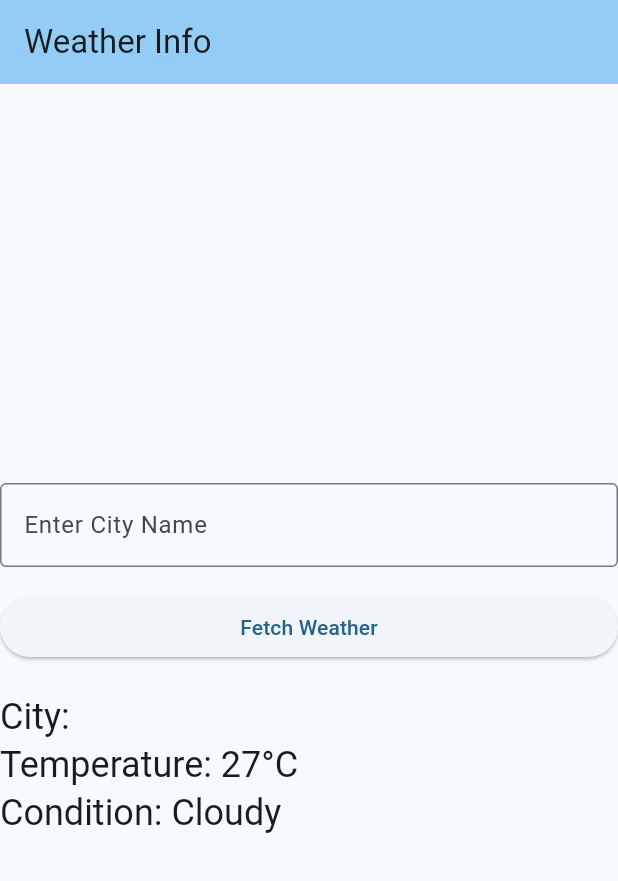
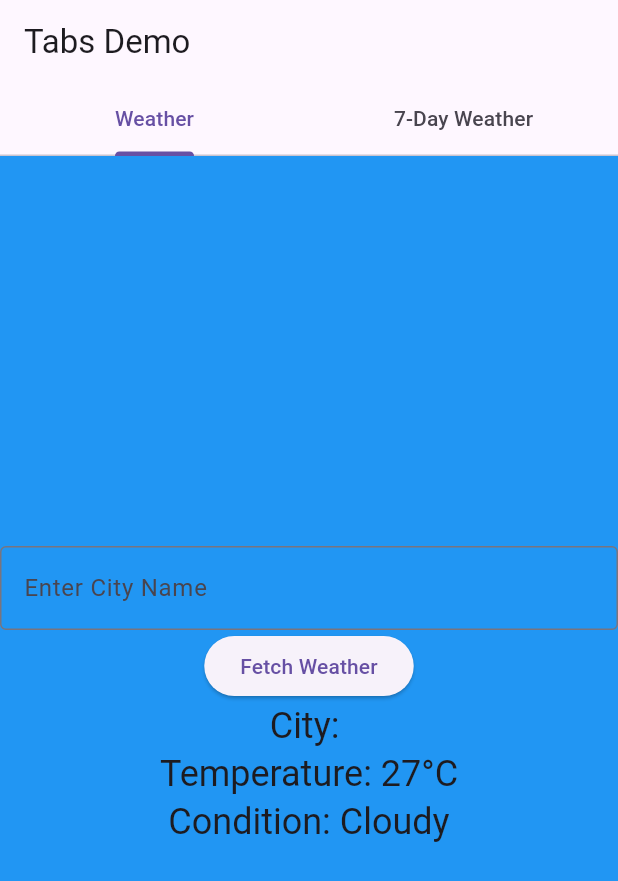
Before and after one commit to Ruhisawant/Weather-Info-App, a Flutter app: the screen it shows after launch, after a tap on "Fetch Weather", on a phone screen of 412 x 824 dp. Shown: the top 881 px of the screen. Run offline on Flutter 3.47's test engine with Material 3 defaults, Android fonts, the phone set to English and light mode, and no system bars.

Commit message:
Implemented 7-day weather forecast feature

```diff
--- a/lib/main.dart
+++ b/lib/main.dart
@@ -2,33 +2,85 @@ import 'dart:math';
 import 'package:flutter/material.dart';
 
 void main() {
-  runApp(const MyApp());
+  runApp(MyApp());
 }
 
 class MyApp extends StatelessWidget {
-  const MyApp({super.key});
-
   @override
   Widget build(BuildContext context) {
     return MaterialApp(
-      title: 'Weather Info App',
-      theme: ThemeData(
-        colorScheme: ColorScheme.fromSeed(seedColor: const Color.fromARGB(255, 58, 137, 183)),
-        useMaterial3: true,
+      home: DefaultTabController(
+        length: 2,
+        child: _TabsNonScrollableDemo(),
       ),
-      home: const MyHomePage(),
     );
   }
 }
 
-class MyHomePage extends StatefulWidget {
-  const MyHomePage({super.key});
+class _TabsNonScrollableDemo extends StatefulWidget {
+  @override
+  __TabsNonScrollableDemoState createState() => __TabsNonScrollableDemoState();
+}
+
+class __TabsNonScrollableDemoState extends State<_TabsNonScrollableDemo>
+    with SingleTickerProviderStateMixin, RestorationMixin {
+  late TabController _tabController;
+
+  final RestorableInt tabIndex = RestorableInt(0);
 
   @override
-  State<MyHomePage> createState() => _MyHomePageState();
+  String get restorationId => 'tab_non_scrollable_demo';
+
+  @override
+  void restoreState(RestorationBucket? oldBucket, bool initialRestore) {
+    registerForRestoration(tabIndex, 'tab_index');
+    _tabController.index = tabIndex.value;
+  }
+
+  @override
+  void initState() {
+    super.initState();
+    _tabController = TabController(
+      initialIndex: 0,
+      length: 2,
+      vsync: this,
+    );
+  }
+
+  @override
+  Widget build(BuildContext context) {
+    final tabs = ['Weather', '7-Day Weather'];
+
+    return Scaffold(
+      appBar: AppBar(
+        title: const Text('Tabs Demo'),
+        bottom: TabBar(
+          controller: _tabController,
+          tabs: [for (final tab in tabs) Tab(text: tab)],
+        ),
+      ),
+
+      body: TabBarView(
+        controller: _tabController,
+        children: [
+          // tab 1: Weather App
+          _WeatherApp(),
+
+          // tab 2: 7-Day Weather Forecast
+          _SevenDayWeather(),
+        ],
+      ),
+    );
+  }
 }
 
-class _MyHomePageState extends State<MyHomePage> {
+// Weather App Widget (Tab 1)
+class _WeatherApp extends StatefulWidget {
+  @override
+  __WeatherAppState createState() => __WeatherAppState();
+}
+
+class __WeatherAppState extends State<_WeatherApp> {
   final TextEditingController _cityController = TextEditingController();
   String _cityName = '';
   String _temperature = '';
@@ -44,15 +96,11 @@ class _MyHomePageState extends State<MyHomePage> {
 
   @override
   Widget build(BuildContext context) {
-    return Scaffold(
-      appBar: AppBar(
-        backgroundColor: Theme.of(context).colorScheme.inversePrimary,
-        title: const Text('Weather Info'),
-      ),
-      body: Center(
+    return Container(
+      color: Colors.blue,
+      child: Center(
         child: Column(
           mainAxisAlignment: MainAxisAlignment.center,
-          crossAxisAlignment: CrossAxisAlignment.stretch,
           children: [
             TextField(
               controller: _cityController,
@@ -61,12 +109,10 @@ class _MyHomePageState extends State<MyHomePage> {
                 border: OutlineInputBorder(),
               ),
             ),
-            const SizedBox(height: 16),
             ElevatedButton(
               onPressed: _fetchWeather,
               child: const Text('Fetch Weather'),
             ),
-            const SizedBox(height: 20),
             Text('City: $_cityName', style: Theme.of(context).textTheme.headlineSmall),
             Text('Temperature: $_temperature', style: Theme.of(context).textTheme.headlineSmall),
             Text('Condition: $_weatherCondition', style: Theme.of(context).textTheme.headlineSmall),
@@ -76,3 +122,32 @@ class _MyHomePageState extends State<MyHomePage> {
     );
   }
 }
+
+// 7-Day Weather Forecast Widget (Tab 2)
+class _SevenDayWeather extends StatelessWidget {
+  final List<Map<String, String>> _forecastData = List.generate(
+    7,
+    (index) => {
+      'day': 'Day ${index + 1}',
+      'temperature': '${Random().nextInt(16) + 15}°C',
+      'condition': ['Sunny', 'Cloudy', 'Rainy'][Random().nextInt(3)],
+    },
+  );
+
+  @override
+  Widget build(BuildContext context) {
+    return Container(
+      color: Colors.green,
+      child: ListView.builder(
+        itemCount: _forecastData.length,
+        itemBuilder: (context, index) {
+          final dayData = _forecastData[index];
+          return ListTile(
+            title: Text(dayData['day']!),
+            subtitle: Text('Temp: ${dayData['temperature']} - Condition: ${dayData['condition']}'),
+          );
+        },
+      ),
+    );
+  }
+}
```
Also changed, not shown: 1 other file.
